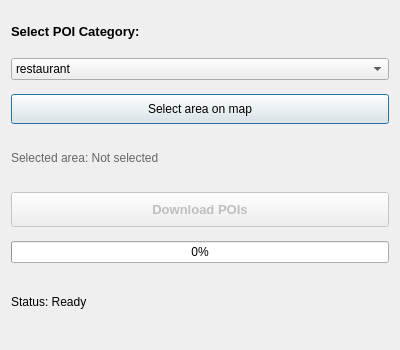
Old version of the form osm_poi_downloader/osm_poi_downloader_dialog_base.ui in the repository pavlovicisidora/qgis-thesis.
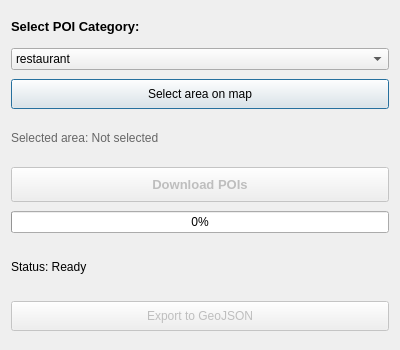
New version of the form.

Commit message: Add GeoJSON export functionality

Patch:
```diff
--- a/osm_poi_downloader/osm_poi_downloader_dialog_base.ui
+++ b/osm_poi_downloader/osm_poi_downloader_dialog_base.ui
@@ -190,6 +190,22 @@
      </property>
     </widget>
    </item>
+   <item>
+    <widget class="QPushButton" name="pushButton_export">
+     <property name="enabled">
+      <bool>false</bool>
+     </property>
+     <property name="minimumSize">
+      <size>
+       <width>0</width>
+       <height>30</height>
+      </size>
+     </property>
+     <property name="text">
+      <string>Export to GeoJSON</string>
+     </property>
+    </widget>
+   </item>
   </layout>
  </widget>
  <resources/>
```
The commit also changes 3 other files.
